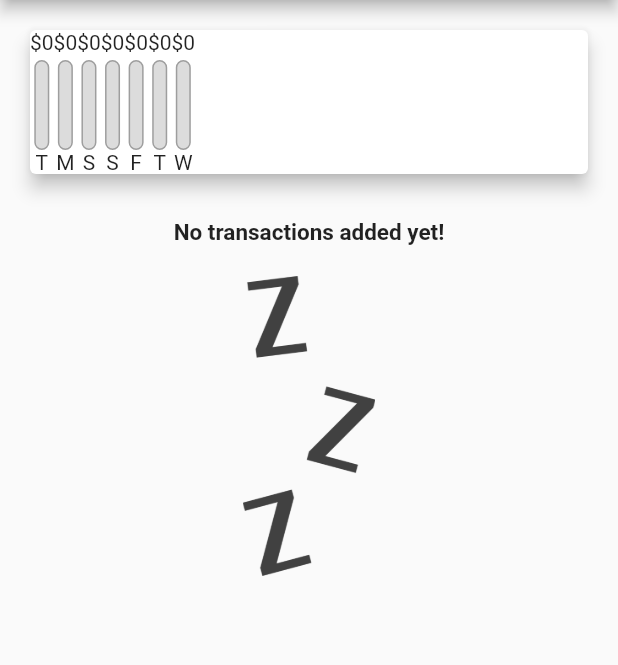
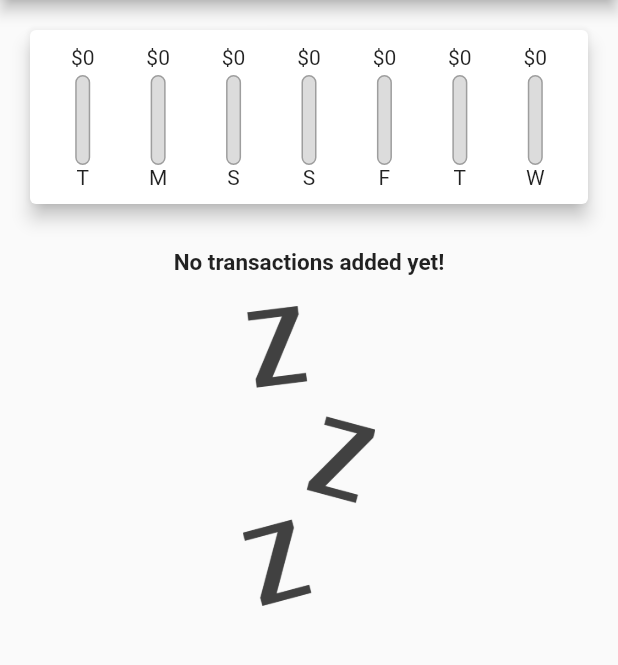
Before and after one commit to vctrtello1/expensePlanner, a Flutter app: the screen it shows after launch, on a phone screen of 412 x 824 dp, the part 84-749 px from its top. Run offline on Flutter 3.47's test engine with Material 2 defaults, Android fonts, the phone set to English and light mode, and no system bars.

Commit message:
add padding

```diff
--- a/lib/widgets/chart.dart
+++ b/lib/widgets/chart.dart
@@ -43,11 +43,22 @@ class Chart extends StatelessWidget {
     return Card(
         elevation: 5,
         margin: const EdgeInsets.all(20),
-        child: Row(
-          children: groupedTransactionsValues.map((data) {
-            return ChartBar(data['day'].toString(), (data['amount'] as double),
-                (data['amount'] as double) / totalSpending);
-          }).toList(),
+        child: Padding(
+          padding: const EdgeInsets.all(10),
+          child: Row(
+            mainAxisAlignment: MainAxisAlignment.spaceAround,
+            children: groupedTransactionsValues.map((data) {
+              return Flexible(
+                fit: FlexFit.tight,
+                child: ChartBar(
+                    data['day'].toString(),
+                    (data['amount'] as double),
+                    totalSpending == 0.0
+                        ? 0.0
+                        : (data['amount'] as double) / totalSpending),
+              );
+            }).toList(),
+          ),
         ));
   }
 }
--- a/lib/widgets/chart_bar.dart
+++ b/lib/widgets/chart_bar.dart
@@ -12,7 +12,7 @@ class ChartBar extends StatelessWidget {
   Widget build(BuildContext context) {
     return Column(
       children: <Widget>[
-        Text('\$${spendingAmount.toStringAsFixed(0)}'),
+        FittedBox(child: Text('\$${spendingAmount.toStringAsFixed(0)}')),
         const SizedBox(
           height: 4,
         ),
```
